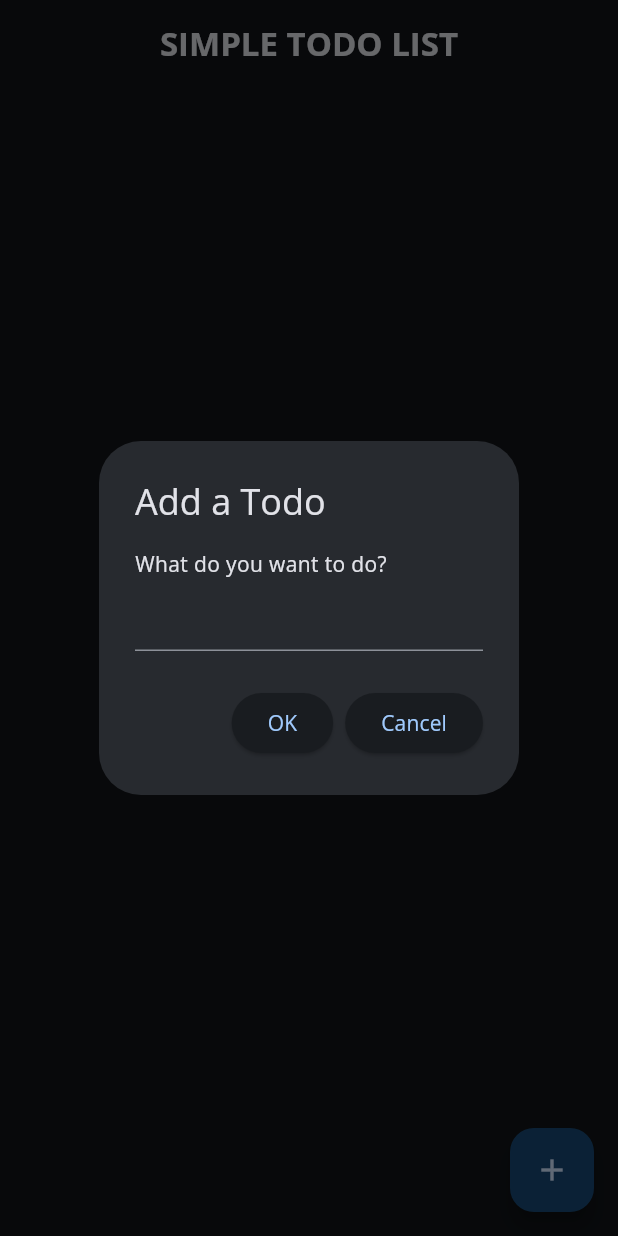
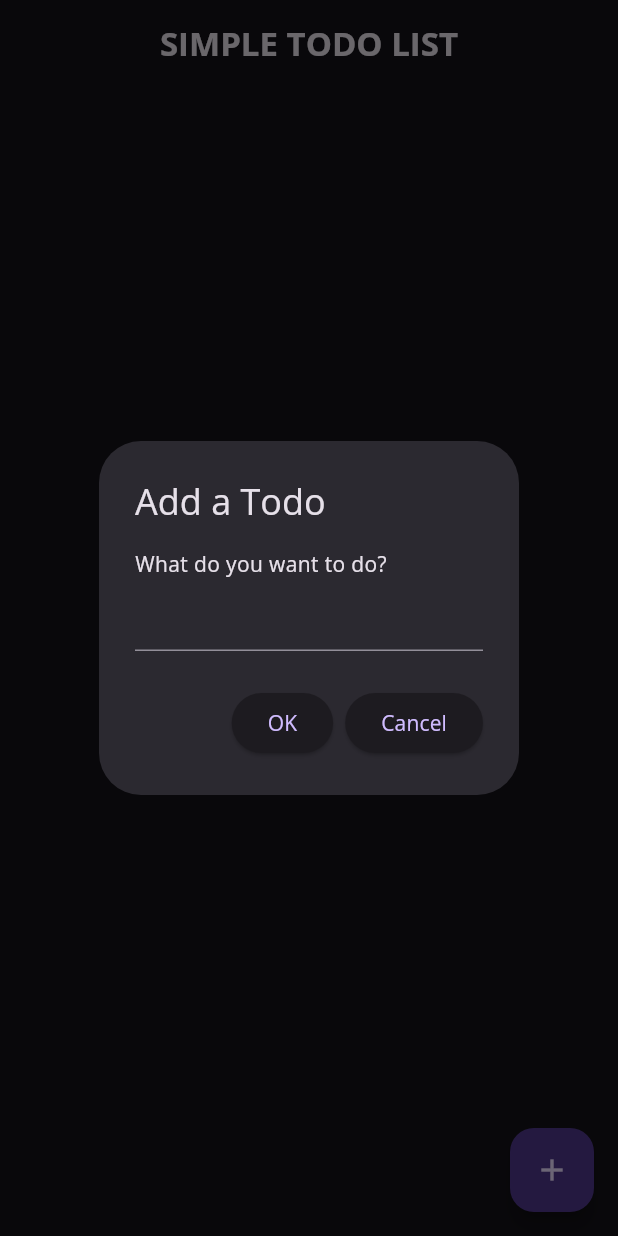
Before and after one commit to Jalambo-Dev/local-database-flutter-tutorial, a Flutter app: the screen it shows after launch, after a tap on the "add" icon, on a phone screen of 412 x 824 dp. Run offline on Flutter 3.47's test engine with Material 3 defaults, Android fonts, the phone set to English and light mode, and no system bars; our stand-ins replace hive, hive_flutter, sqflite; accounts and stored records are empty.

Commit message:
Refactor TodoDb: improve type handling for todo keys and enhance getAllTodos method with detailed comments; remove unused color scheme in MyApp; add test file for map conversion

```diff
--- a/todo_list_with_hive/lib/db/todo_db.dart
+++ b/todo_list_with_hive/lib/db/todo_db.dart
@@ -34,17 +34,19 @@ class TodoDb {
   /// Get all todos.
   List<Map<String, dynamic>> getAllTodos() {
     final List<Map<String, dynamic>> todos = [];
-    final todoKeys = _todoBox?.keys.toList() ?? [];
+    final List<dynamic> todoKeys = _todoBox?.keys.toList() ?? [];
 
-    for (var key in todoKeys) {
+    for (dynamic key in todoKeys) {
       final todo = _todoBox?.get(key);
       if (todo != null) {
+        /// Creates a copy of the todo map to avoid modifying the original.
         final Map<String, dynamic> todoWithId = Map<String, dynamic>.from(todo);
-        todoWithId[todoId] = key;
+        /// Adds the id of the to-do item to the copied map.
+        todoWithId[todoId] = key; // The `key` is the unique identifier for the to-do item in the Hive box.
+        /// Adds the modified map (now including the id) to the list of all to-do items.
         todos.add(todoWithId);
       }
     }
-
     return todos;
   }
 
--- a/todo_list_with_hive/lib/main.dart
+++ b/todo_list_with_hive/lib/main.dart
@@ -22,10 +22,6 @@ class MyApp extends StatelessWidget {
       theme: ThemeData(
         fontFamily: 'OpenSans',
         brightness: Brightness.dark,
-        colorScheme: ColorScheme.fromSeed(
-          seedColor: Colors.blue,
-          brightness: Brightness.dark,
-        ),
         useMaterial3: true,
       ),
       home: const TodosScreen(),
```
Also changed, not shown: todo_list_with_hive/lib/db/test.dart (added, +12 -0 lines).
